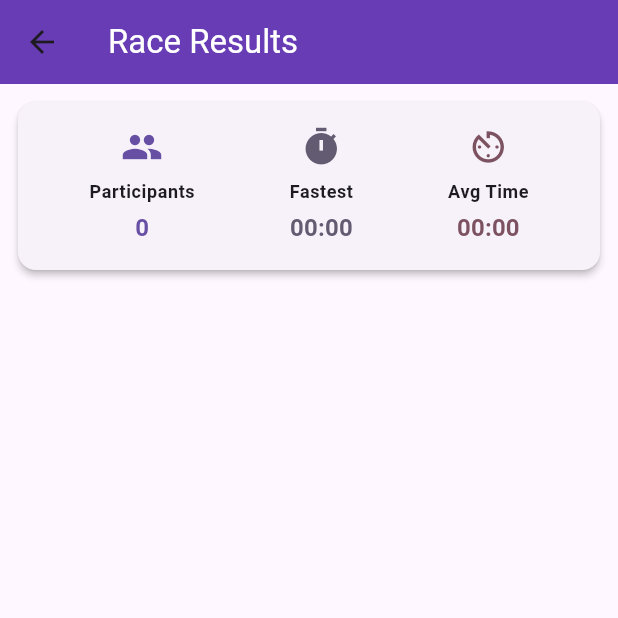
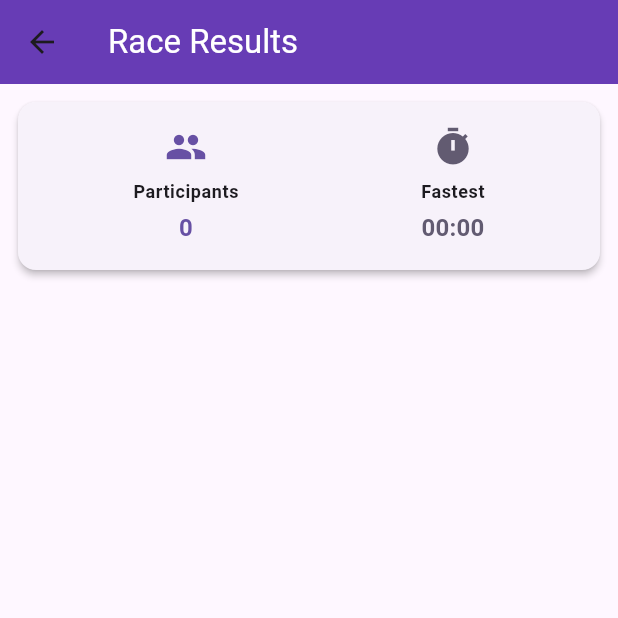
Before and after one commit to LaySatya/Final-Project-Flutter-G27, a Flutter app: the ResultScreen screen opened directly, on a phone screen of 412 x 824 dp, the top half of it. Run offline on Flutter 3.47's test engine with Material 3 defaults, Android fonts, the phone set to English and light mode, and no system bars; network calls fail.

Commit message:
[PREPARE]

```diff
--- a/lib/ui/screens/race/widgets/reset_confirmation_dialog.dart
+++ b/lib/ui/screens/race/widgets/reset_confirmation_dialog.dart
@@ -23,7 +23,7 @@ Future<void> showResetConfirmationDialog(
           TextButton(
             child: const Text('Reset', style: TextStyle(color: Colors.red)),
             onPressed: () {
-              raceProvider.resetRace();
+              raceProvider.resetRace(context);
               participantProvider.resetAllParticipants();
               Navigator.of(context).pop();
               ScaffoldMessenger.of(context).showSnackBar(
--- a/lib/ui/screens/result/widgets/result_summary_card.dart
+++ b/lib/ui/screens/result/widgets/result_summary_card.dart
@@ -2,6 +2,7 @@ import 'package:flutter/material.dart';
 import 'package:race_tracking_app/models/participant.dart';
 import 'package:race_tracking_app/models/segment.dart';
 import 'package:race_tracking_app/providers/segment_tracking_provider.dart';
+import 'package:race_tracking_app/ui/screens/result/widgets/summary_item.dart';
 import 'package:race_tracking_app/ui/utils/time_utils.dart';
 
 class ResultsSummaryCard extends StatelessWidget {
@@ -14,6 +15,15 @@ class ResultsSummaryCard extends StatelessWidget {
     required this.trackingProvider,
   });
 
+  // get total time
+  int _getTotalTime(Participant p) {
+    int totalTime = 0;
+    for (final type in SegmentType.values) {
+      totalTime += trackingProvider.getSegmentTime(p.id, type);
+    }
+    return totalTime;
+  }
+
   @override
   Widget build(BuildContext context) {
     final theme = Theme.of(context);
@@ -24,8 +34,6 @@ class ResultsSummaryCard extends StatelessWidget {
             .toList();
 
     final fastest = times.isEmpty ? 0 : times.reduce((a, b) => a < b ? a : b);
-    final avgTime =
-        times.isEmpty ? 0 : times.reduce((a, b) => a + b) ~/ times.length;
 
     return Card(
       elevation: 2,
@@ -36,67 +44,21 @@ class ResultsSummaryCard extends StatelessWidget {
         child: Row(
           mainAxisAlignment: MainAxisAlignment.spaceAround,
           children: [
-            _buildSummaryItem(
-              context,
+            SummaryItem(
               Icons.people,
               'Participants',
               participants.length.toString(),
               theme.colorScheme.primary,
             ),
-            _buildSummaryItem(
-              context,
+            SummaryItem(
               Icons.timer,
               'Fastest',
               formatElapsedTime(fastest),
               theme.colorScheme.secondary,
-            ),
-            _buildSummaryItem(
-              context,
-              Icons.av_timer,
-              'Avg Time',
-              formatElapsedTime(avgTime),
-              theme.colorScheme.tertiary,
             ),
           ],
         ),
       ),
     );
   }
-
-  Widget _buildSummaryItem(
-    BuildContext context,
-    IconData icon,
-    String title,
-    String value,
-    Color color,
-  ) {
-    return Column(
-      children: [
-        Icon(icon, size: 28, color: color),
-        const SizedBox(height: 8),
-        Text(
-          title,
-          style: Theme.of(
-            context,
-          ).textTheme.bodySmall?.copyWith(fontWeight: FontWeight.bold),
-        ),
-        const SizedBox(height: 4),
-        Text(
-          value,
-          style: Theme.of(context).textTheme.titleMedium?.copyWith(
-            fontWeight: FontWeight.bold,
-            color: color,
-          ),
-        ),
-      ],
-    );
-  }
-
-  int _getTotalTime(Participant p) {
-    int totalTime = 0;
-    for (final type in SegmentType.values) {
-      totalTime += trackingProvider.getSegmentTime(p.id, type);
-    }
-    return totalTime;
-  }
 }
--- /dev/null
+++ b/lib/ui/screens/result/widgets/summary_item.dart
@@ -0,0 +1,34 @@
+import 'package:flutter/material.dart';
+
+class SummaryItem extends StatelessWidget {
+  final IconData icon;
+  final String title;
+  final String value;
+  final Color color;
+
+  const SummaryItem(this.icon, this.title, this.value, this.color, {super.key});
+
+  @override
+  Widget build(BuildContext context) {
+    return Column(
+      children: [
+        Icon(icon, size: 28, color: color),
+        const SizedBox(height: 8),
+        Text(
+          title,
+          style: Theme.of(
+            context,
+          ).textTheme.bodySmall?.copyWith(fontWeight: FontWeight.bold),
+        ),
+        const SizedBox(height: 4),
+        Text(
+          value,
+          style: Theme.of(context).textTheme.titleMedium?.copyWith(
+            fontWeight: FontWeight.bold,
+            color: color,
+          ),
+        ),
+      ],
+    );
+  }
+}
--- a/lib/ui/screens/tracker/widgets/participant_bib_grid.dart
+++ b/lib/ui/screens/tracker/widgets/participant_bib_grid.dart
@@ -22,7 +22,7 @@ class ParticipantGrid extends StatelessWidget {
   Widget build(BuildContext context) {
     final participantProvider = Provider.of<ParticipantProvider>(context);
     final segmentProvider = Provider.of<SegmentTrackingProvider>(context);
-    final raceProvider = Provider.of<RaceProvider>(context);
+    // final raceProvider = Provider.of<RaceProvider>(context);
     final theme = Theme.of(context);
 
     return GridView.builder(
```
Also changed, not shown: lib/providers/race_provider.dart (+16 -1 lines), lib/providers/segment_tracking_provider.dart (+34 -58 lines), lib/repository/mock_participant_repository.dart (deleted, +0 -44 lines), lib/repository/mock_result_repository.dart (deleted, +0 -29 lines), lib/repository/mock_segment_tracking_repository.dart (deleted, +0 -62 lines), lib/ui/screens/participant/edit_participant_screen.dart (+8 -8 lines), lib/ui/screens/result/widgets/result_list.dart (+17 -3 lines), lib/ui/widgets/button/race_button.dart (deleted, +0 -75 lines), lib/ui/widgets/button/race_icon_button.dart (deleted, +0 -27 lines), lib/ui/widgets/button/race_text_button.dart (deleted, +0 -43 lines).
